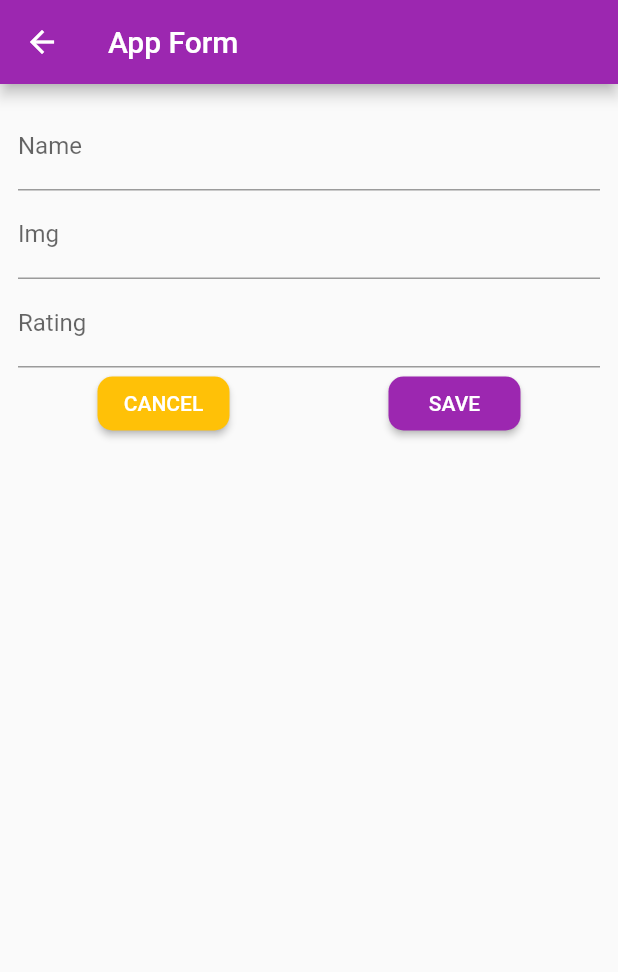
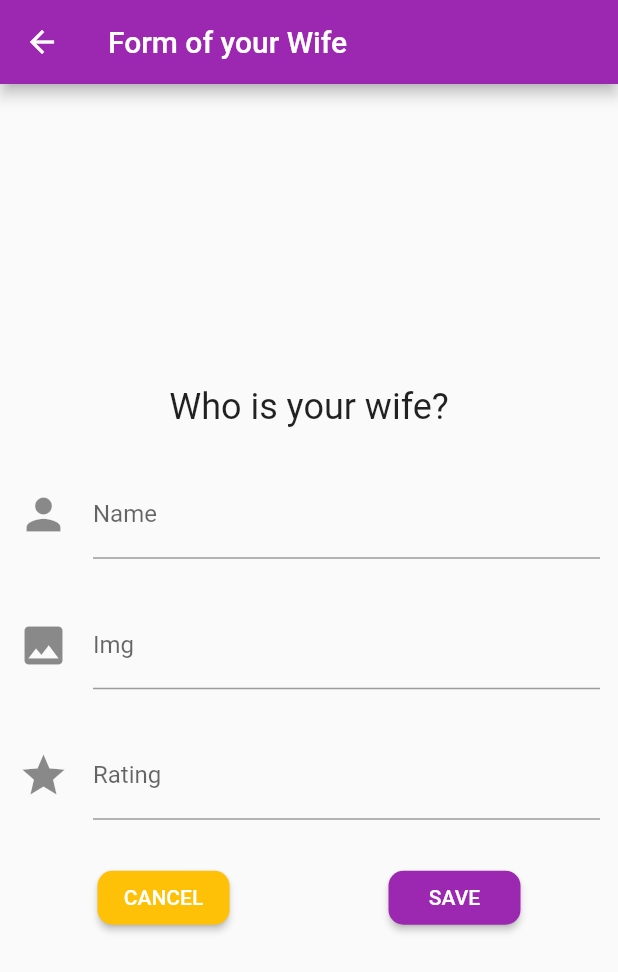
Before and after one commit to tranceyos2419/my_firebase_app, a Flutter app: the CharacterFormScreen screen opened by its route, on a phone screen of 412 x 824 dp. Shown: the top 972 px of the screen. Run offline on Flutter 3.47's test engine with Material 2 defaults, Android fonts, the phone set to English and light mode, and no system bars; our stand-ins replace cloud_firestore; accounts and stored records are empty; statements that could not run were skipped.

Commit message:
change the title of character screens

```diff
--- a/lib/screen/character_form_screen.dart
+++ b/lib/screen/character_form_screen.dart
@@ -10,7 +10,7 @@ class CharacterFormScreen extends StatefulWidget {
 }
 
 class _CharacterFormScreenState extends State<CharacterFormScreen> {
-  String _appBarTitle = 'App Form';
+  String _appBarTitle = 'Form of your Wife';
   final _form = GlobalKey<FormState>();
   final _imgFocusNode = FocusNode();
   final _ratingFocusNode = FocusNode();
@@ -85,15 +85,30 @@ class _CharacterFormScreenState extends State<CharacterFormScreen> {
   }
 
   Widget buildCenter() {
+    final double _iconSize = 34.0;
+    final double _sizedBoxHeight = 28.0;
     return Container(
-      padding: EdgeInsets.all(12.0),
+      alignment: Alignment.center,
+      padding: EdgeInsets.symmetric(horizontal: 12.0),
       child: Form(
         key: _form,
         child: SingleChildScrollView(
             child: Column(
           children: <Widget>[
+            Text(
+              'Who is your wife?',
+              style: TextStyle(fontSize: 24),
+            ),
+            SizedBox(height: _sizedBoxHeight),
             TextFormField(
-              decoration: InputDecoration(labelText: 'Name'),
+              decoration: InputDecoration(
+                labelText: 'Name',
+                fillColor: Colors.white,
+                icon: Icon(
+                  Icons.person,
+                  size: _iconSize,
+                ),
+              ),
               textInputAction: TextInputAction.next,
               keyboardType: TextInputType.text,
               onFieldSubmitted: (_) {
@@ -111,8 +126,14 @@ class _CharacterFormScreenState extends State<CharacterFormScreen> {
                     rating: _character.rating);
               },
             ),
+            SizedBox(height: _sizedBoxHeight),
             TextFormField(
-              decoration: InputDecoration(labelText: 'Img'),
+              decoration: InputDecoration(
+                  labelText: 'Img',
+                  icon: Icon(
+                    Icons.image,
+                    size: _iconSize,
+                  )),
               textInputAction: TextInputAction.next,
               keyboardType: TextInputType.url,
               onFieldSubmitted: (_) {
@@ -131,8 +152,14 @@ class _CharacterFormScreenState extends State<CharacterFormScreen> {
                     rating: _character.rating);
               },
             ),
+            SizedBox(height: _sizedBoxHeight),
             TextFormField(
-              decoration: InputDecoration(labelText: 'Rating'),
+              decoration: InputDecoration(
+                  labelText: 'Rating',
+                  icon: Icon(
+                    Icons.star,
+                    size: _iconSize,
+                  )),
               keyboardType: TextInputType.number,
               textInputAction: TextInputAction.done,
               validator: (value) {
@@ -150,6 +177,7 @@ class _CharacterFormScreenState extends State<CharacterFormScreen> {
                     rating: int.parse(value));
               },
             ),
+            SizedBox(height: _sizedBoxHeight),
             Row(
               mainAxisAlignment: MainAxisAlignment.spaceAround,
               children: <Widget>[
--- a/lib/screen/character_list_screen.dart
+++ b/lib/screen/character_list_screen.dart
@@ -10,7 +10,7 @@ class CharacterListScreen extends StatelessWidget {
   Widget build(BuildContext context) {
     return Scaffold(
       appBar: AppBar(
-        title: Text('Character List'),
+        title: Text('My Wife List'),
       ),
       floatingActionButton: FloatingActionButton(
         onPressed: () {
```
